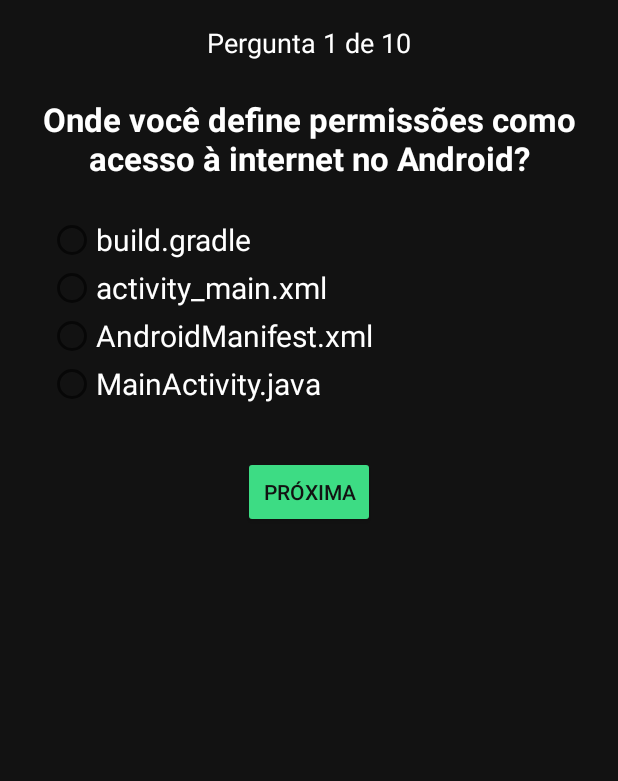
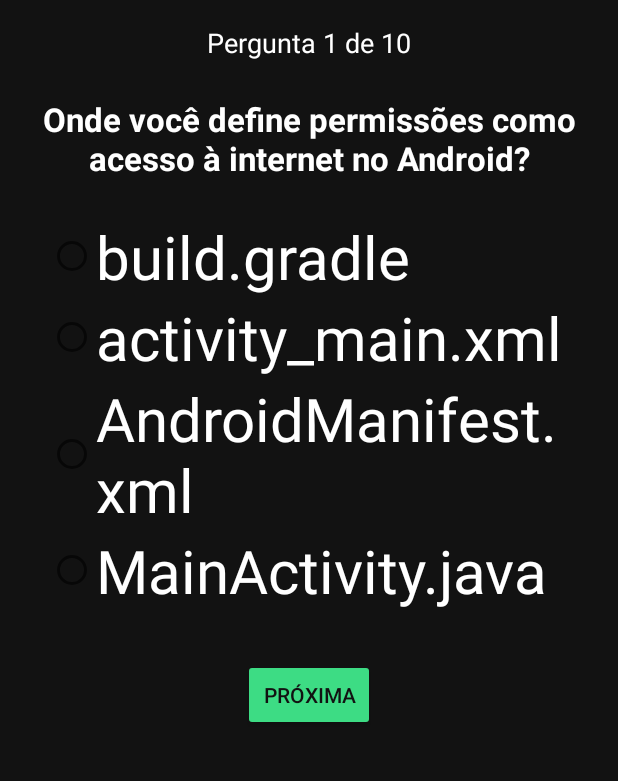
Before and after one commit to SauloOliveira358/Show-do-Android, an Android app: the Quiz screen opened directly, with no data from a screen before it, on a phone screen of 412 x 824 dp, the part 189-970 px from its top. Run offline under Robolectric (Android 15) with nearby library versions, the phone set to English and light mode, and no system bars.

Commit message:
Foi adicionado a tela de resultado, mexi no front de algumas telas para configurar layut e cores, e fiz a mudança no codigo java do quiz de "checkbox" para RadionButton.

```diff
--- a/app/src/main/res/layout/activity_quiz.xml
+++ b/app/src/main/res/layout/activity_quiz.xml
@@ -68,32 +68,32 @@
             android:layout_width="wrap_content"
             android:layout_height="wrap_content"
             android:text="Resposta 1"
-            android:textSize="20sp"
-            android:textColor="#FFFFFF"/>
+            android:textColor="#FFFFFF"
+            android:textSize="40sp" />
 
         <RadioButton
             android:id="@+id/IdRadioResposta2"
             android:layout_width="wrap_content"
             android:layout_height="wrap_content"
             android:text="Resposta 2"
-            android:textSize="20sp"
-            android:textColor="#FFFFFF"/>
+            android:textColor="#FFFFFF"
+            android:textSize="40sp" />
 
         <RadioButton
             android:id="@+id/IdRadioResposta3"
             android:layout_width="wrap_content"
             android:layout_height="wrap_content"
             android:text="Resposta 3"
-            android:textSize="20sp"
-            android:textColor="#FFFFFF"/>
+            android:textColor="#FFFFFF"
+            android:textSize="40sp" />
 
         <RadioButton
             android:id="@+id/IdRadioResposta4"
             android:layout_width="wrap_content"
             android:layout_height="wrap_content"
             android:text="Resposta 4"
-            android:textSize="20sp"
-            android:textColor="#FFFFFF"/>
+            android:textColor="#FFFFFF"
+            android:textSize="40sp" />
     </RadioGroup>
 
     <!-- Botão Próxima -->
```
